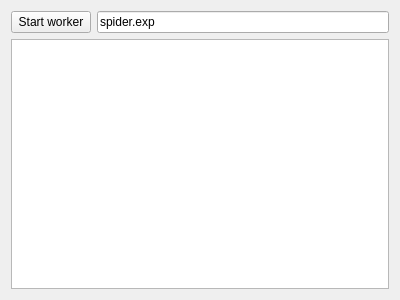
Before: the Qt Designer form src/genelab/core/ui/widgets/experiments/workerctrl.ui in GeneCraft/GeneCraft-Project, drawn with Qt 5.
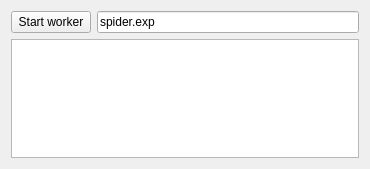
After: the same form once the commit is applied.

What changed in the file:
```diff
--- a/src/genelab/core/ui/widgets/experiments/workerctrl.ui
+++ b/src/genelab/core/ui/widgets/experiments/workerctrl.ui
@@ -6,8 +6,8 @@
    <rect>
     <x>0</x>
     <y>0</y>
-    <width>400</width>
-    <height>300</height>
+    <width>370</width>
+    <height>169</height>
    </rect>
   </property>
   <property name="windowTitle">
```
